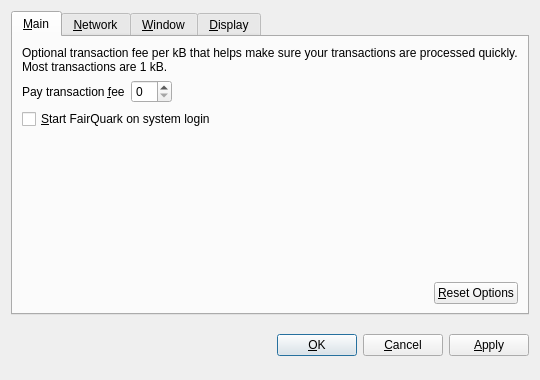
Above: src/qt/forms/optionsdialog.ui from randomquarkdev/randomquark before the change. Below: the same form after it.
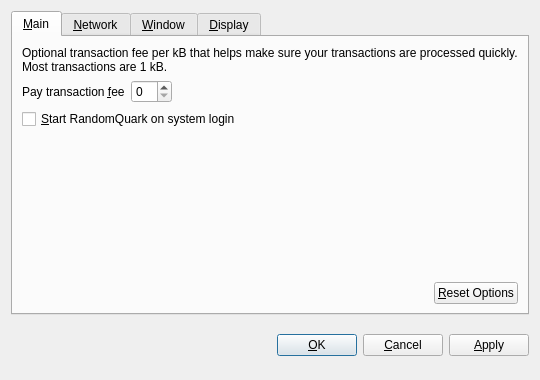
That is the form after the change. The open tabs and pages were chosen to show the change. Custom widgets are drawn as their Qt base class.

```diff
--- a/src/qt/forms/optionsdialog.ui
+++ b/src/qt/forms/optionsdialog.ui
@@ -82,7 +82,7 @@
           <string>Automatically start FairQuark after logging in to the system.</string>
          </property>
          <property name="text">
-          <string>&amp;Start FairQuark on system login</string>
+          <string>&amp;Start RandomQuark on system login</string>
          </property>
         </widget>
        </item>
```
Left out of the diff: 10 changed lines with no effect on the pictures.
